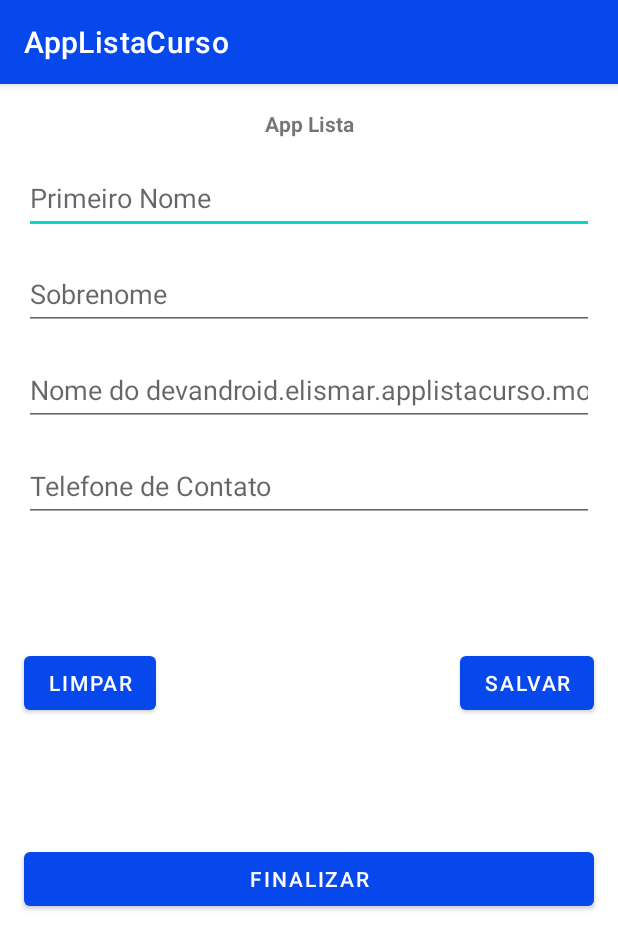
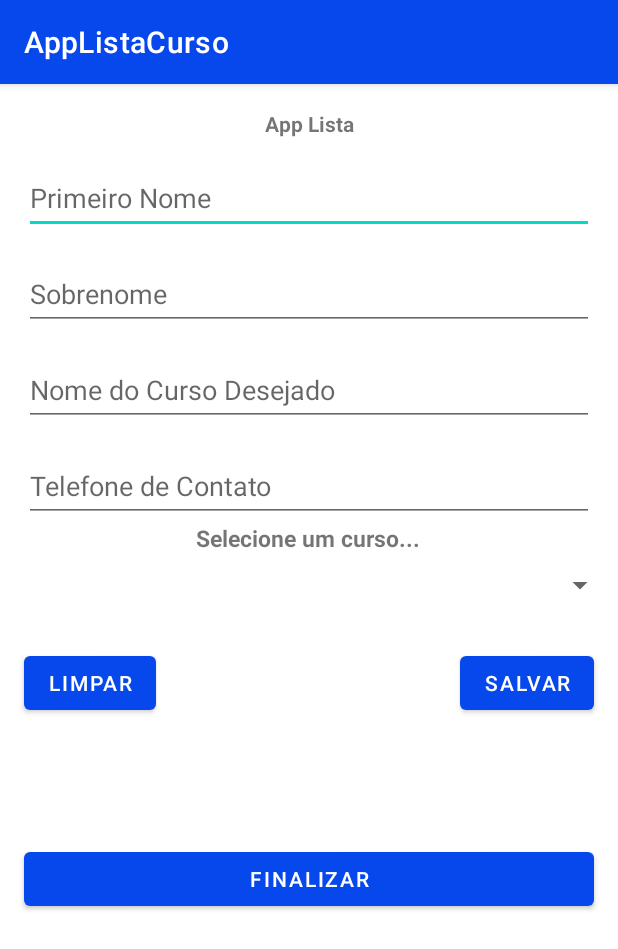
Before and after one commit to elismarjascovski/Curso-Desenvolvimento-Android, an Android app: the screen it shows after launch (MainActivity), on a phone screen of 412 x 824 dp. Shown: the top 949 px of the screen. Run offline under Robolectric (Android 15) with nearby library versions, the phone set to English and light mode, and no system bars.

Commit message:
Refatoração do layout - Spinner

```diff
--- a/AppListaCurso/app/src/main/res/layout/activity_main.xml
+++ b/AppListaCurso/app/src/main/res/layout/activity_main.xml
@@ -98,4 +98,25 @@
         app:layout_constraintStart_toStartOf="parent"
         app:layout_constraintTop_toBottomOf="@+id/editTelefone" />
 
+    <Spinner
+        android:id="@+id/spinner"
+        android:layout_width="409dp"
+        android:layout_height="wrap_content"
+        app:layout_constraintBottom_toTopOf="@+id/btnSalvar"
+        app:layout_constraintEnd_toEndOf="parent"
+        app:layout_constraintStart_toStartOf="parent"
+        app:layout_constraintTop_toBottomOf="@+id/editTelefone" />
+
+    <TextView
+        android:id="@+id/txtListaSpinner"
+        android:layout_width="wrap_content"
+        android:layout_height="wrap_content"
+        android:text="Selecione um curso..."
+        android:textSize="15sp"
+        android:textStyle="bold"
+        app:layout_constraintEnd_toEndOf="parent"
+        app:layout_constraintHorizontal_bias="0.498"
+        app:layout_constraintStart_toStartOf="parent"
+        app:layout_constraintTop_toBottomOf="@+id/editTelefone" />
+
 </androidx.constraintlayout.widget.ConstraintLayout>
--- a/AppListaCurso/app/src/main/res/values/strings.xml
+++ b/AppListaCurso/app/src/main/res/values/strings.xml
@@ -2,7 +2,7 @@
     <string name="app_name">AppListaCurso</string>
     <string name="txt_titulo">App Lista</string>
     <string name="txt_hint_edit_telefone">Telefone de Contato</string>
-    <string name="txt_hint_edit_curso">Nome do devandroid.elismar.applistacurso.model.Curso Desejado</string>
+    <string name="txt_hint_edit_curso">Nome do Curso Desejado</string>
     <string name="txt_hint_edit_sobrenome">Sobrenome</string>
     <string name="txt_hint_edit_nome">Primeiro Nome</string>
     <string name="txt_button_limpar">LIMPAR</string>
```
